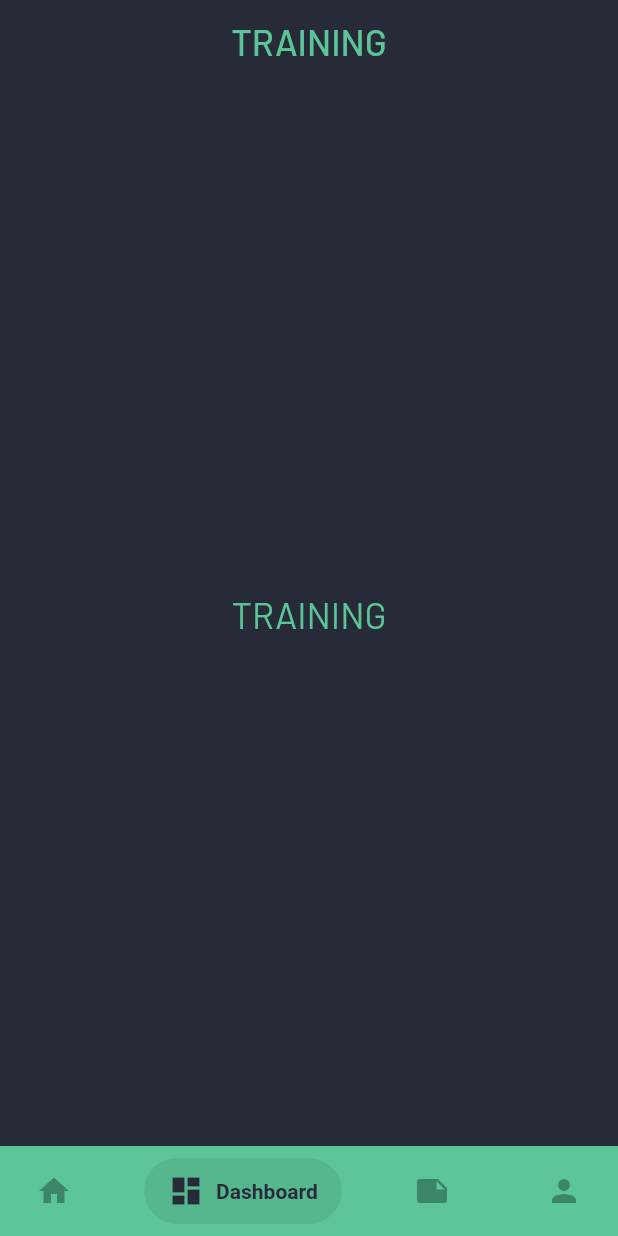
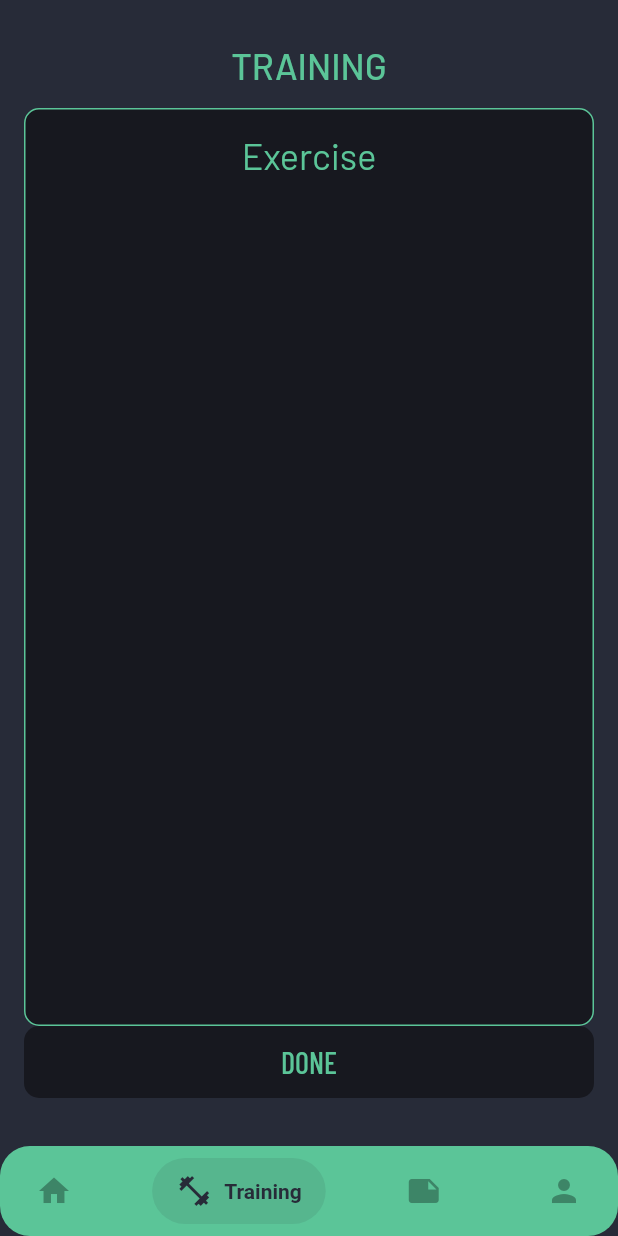
Before and after one commit to dasKamael/gymcompanion, a Flutter app: the MainNavigationPage screen opened by its route, item 2 of the bottom bar chosen, on a phone screen of 412 x 824 dp. Run offline on Flutter 3.47's test engine with Material 2 defaults, Android fonts, the light colour scheme and no system bars; drawn by our look-alikes of appinio_swiper, salomon_bottom_bar; our stand-ins replace another_flushbar, auto_route, dio, dropdown_search, firebase_auth, firebase_core and 5 more; accounts and stored records are empty; network calls fail.

Commit message:
small fixes

```diff
--- a/lib/screens/main_navigation_page.dart
+++ b/lib/screens/main_navigation_page.dart
@@ -10,11 +10,14 @@ class MainNavigationPage extends StatelessWidget {
   @override
   Widget build(BuildContext context) {
     return AutoTabsScaffold(
-      backgroundColor: ConstColors.secondaryColor,
+      backgroundColor: ConstColors.primaryColor,
       routes: const [HomeRouter(), TrainingsRouter(), PlansRouter(), ProfileRouter()],
       bottomNavigationBuilder: (_, tabsRouter) {
-        return Padding(
-          padding: const EdgeInsets.all(0.0),
+        return Container(
+          decoration: BoxDecoration(
+            color: ConstColors.secondaryColor,
+            borderRadius: BorderRadius.circular(20),
+          ),
           child: SalomonBottomBar(
             selectedItemColor: ConstColors.primaryColor,
             unselectedItemColor: ConstColors.unselected,
@@ -28,7 +31,7 @@ class MainNavigationPage extends StatelessWidget {
             items: [
               SalomonBottomBarItem(icon: const Icon(Icons.home), title: const Text('Home')),
               SalomonBottomBarItem(
-                  icon: const Icon(Icons.dashboard), title: const Text('Dashboard')),
+                  icon: const Icon(Icons.fitness_center), title: const Text('Training')),
               SalomonBottomBarItem(icon: const Icon(Icons.note), title: const Text('Plan')),
               SalomonBottomBarItem(icon: const Icon(Icons.person), title: const Text('Profile')),
             ],
--- a/lib/screens/plan/plan_page.dart
+++ b/lib/screens/plan/plan_page.dart
@@ -3,6 +3,7 @@ import 'package:flutter/material.dart';
 import 'package:auto_route/src/router/auto_router_x.dart';
 import 'package:flutter_riverpod/flutter_riverpod.dart';
 import 'package:gymcompanion/components/default_appbar.dart';
+import 'package:gymcompanion/components/default_button.dart';
 import 'package:gymcompanion/constants/colors.dart';
 import 'package:gymcompanion/constants/consts.dart';
 import 'package:gymcompanion/constants/text_styles.dart';
--- a/lib/screens/profile/profile_page.dart
+++ b/lib/screens/profile/profile_page.dart
@@ -23,14 +23,12 @@ class ProfilePage extends ConsumerWidget {
             title: state.userName,
             actions: [Icon(Icons.settings)],
           ),
-          Expanded(
-            child: Center(
-              child: DefaultButton(
-                text: 'LOG-OUT',
-                onClick: () => ref.read(authServiceProvider).signOut(),
-              ),
-            ),
+          Spacer(),
+          DefaultButton(
+            text: 'LOG-OUT',
+            onClick: () => ref.read(authServiceProvider).signOut(),
           ),
+          SizedBox(height: 16.0),
         ],
       ),
     );
--- /dev/null
+++ b/lib/screens/training/components/training_card.dart
@@ -0,0 +1,32 @@
+import 'package:flutter_riverpod/flutter_riverpod.dart';
+import 'package:flutter/material.dart';
+import 'package:gymcompanion/constants/colors.dart';
+import 'package:gymcompanion/constants/consts.dart';
+import 'package:gymcompanion/constants/text_styles.dart';
+
+class TrainingCard extends ConsumerWidget {
+  const TrainingCard({Key? key}) : super(key: key);
+  @override
+  Widget build(BuildContext context, WidgetRef ref) {
+    return Container(
+      width: double.infinity,
+      padding: EdgeInsets.all(ConstValues.defaultSidePadding),
+      decoration: BoxDecoration(
+        color: ConstColors.buttonColor,
+        border: Border.all(color: ConstColors.secondaryColor),
+        borderRadius: BorderRadius.circular(ConstValues.defaultTextFieldBorderRadius),
+      ),
+      child: Column(
+        children: [
+          Text(
+            'Exercise',
+            style: ConstTextStyles.header1,
+          ),
+          Row(
+            children: [],
+          ),
+        ],
+      ),
+    );
+  }
+}
--- a/lib/screens/training/training_page.dart
+++ b/lib/screens/training/training_page.dart
@@ -1,30 +1,41 @@
+import 'package:appinio_swiper/appinio_swiper.dart';
 import 'package:flutter/material.dart';
 
 import 'package:flutter_riverpod/flutter_riverpod.dart';
 import 'package:gymcompanion/components/default_appbar.dart';
+import 'package:gymcompanion/components/default_button.dart';
 import 'package:gymcompanion/constants/colors.dart';
-import 'package:gymcompanion/constants/text_styles.dart';
+import 'package:gymcompanion/constants/consts.dart';
 import 'package:gymcompanion/providers/plan/plan_provider.dart';
+import 'package:gymcompanion/screens/training/components/training_card.dart';
 
 class TrainingPage extends ConsumerWidget {
   const TrainingPage({Key? key}) : super(key: key);
   @override
   Widget build(BuildContext context, WidgetRef ref) {
     final state = ref.watch(planProvider);
-    return Container(
+    return Padding(
+      padding: const EdgeInsets.all(ConstValues.defaultSidePadding),
+      child: Container(
         color: ConstColors.primaryColor,
         child: Column(
           children: [
             DefaultAppBar(title: 'TRAINING'),
             Expanded(
-            child: Center(
-              child: Text(
-                'TRAINING',
-                style: ConstTextStyles.header1,
+              child: AppinioSwiper(
+                cards: [
+                  TrainingCard(),
+                  TrainingCard(),
+                  TrainingCard(),
+                  TrainingCard(),
+                  TrainingCard(),
+                ],
               ),
             ),
+            DefaultButton(text: 'DONE', onClick: () {}),
+            SizedBox(height: ConstValues.defaultSidePadding),
+          ],
         ),
-        ],
       ),
     );
   }
--- a/pubspec.yaml
+++ b/pubspec.yaml
@@ -35,6 +35,7 @@ dependencies:
   google_fonts: ^2.1.0
   dropdown_search: ^2.0.1
   another_flushbar: ^1.10.28
+  appinio_swiper: ^1.0.2
 
 
 
```
Also changed, not shown: lib/routes.gr.dart, pubspec.lock. Lines whose indentation alone changed are shown as unchanged.
